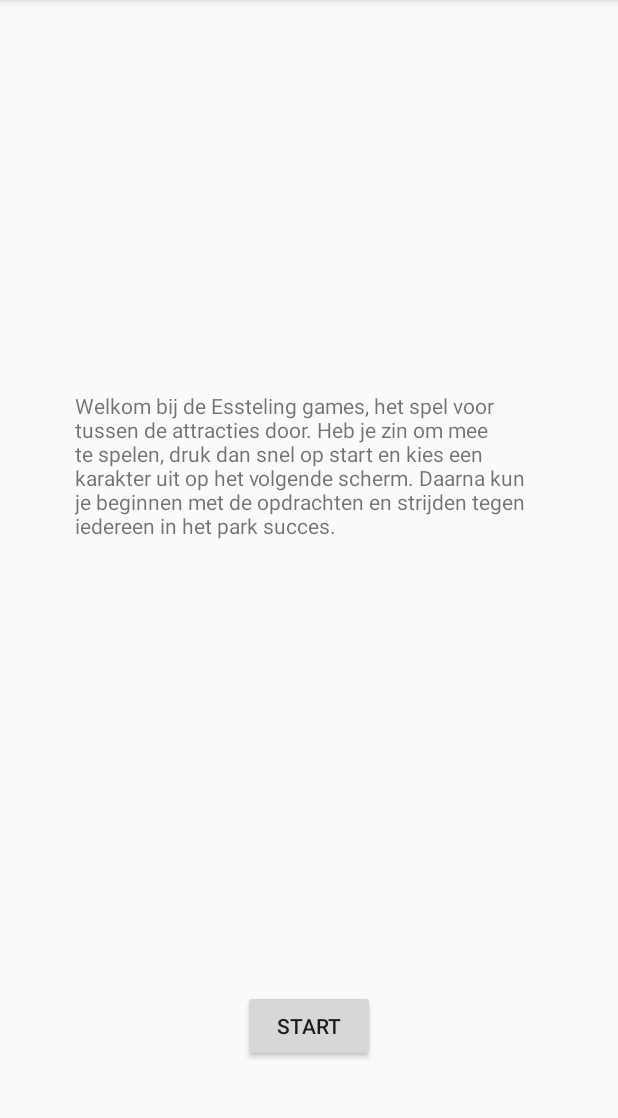
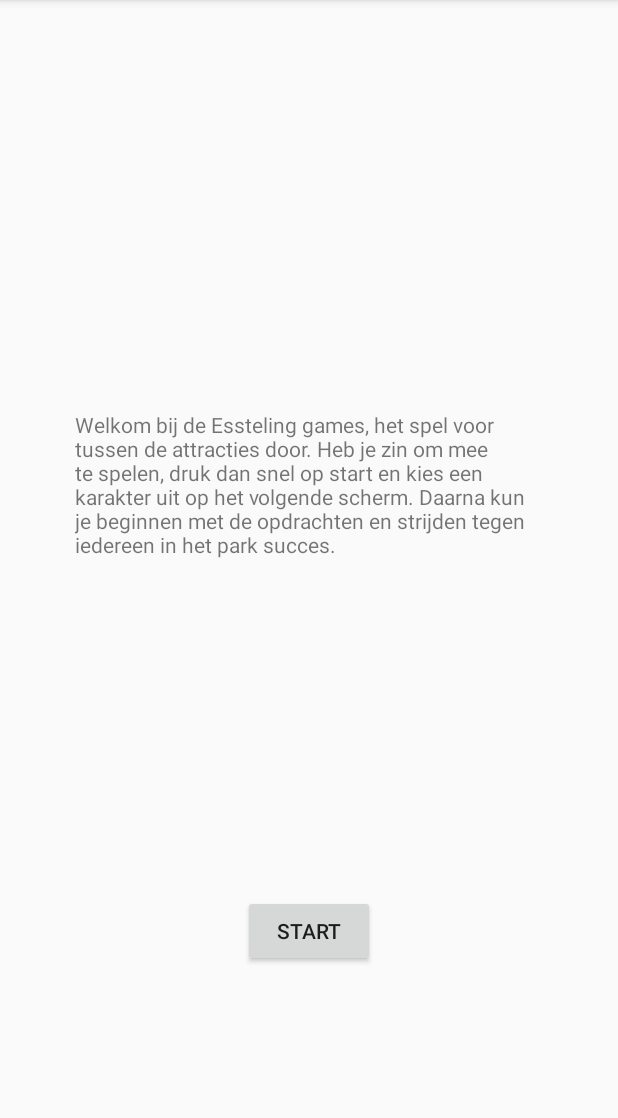
Before and after one commit to shinichihezemans/The-Esteling-games, an Android app: the screen it shows after launch (MainActivity), on a phone screen of 412 x 824 dp, the part 84-1202 px from its top. Run offline under Robolectric (Android 15) with nearby library versions, the light colour scheme and no system bars.

Commit message:
Lay-out changes

```diff
--- a/app/src/main/res/layout/activity_main.xml
+++ b/app/src/main/res/layout/activity_main.xml
@@ -11,7 +11,7 @@
         android:layout_width="0dp"
         android:layout_height="wrap_content"
         android:layout_marginStart="50dp"
-        android:layout_marginTop="300dp"
+        android:layout_marginTop="250dp"
         android:layout_marginEnd="50dp"
         android:text="@string/StartSchermText"
         app:layout_constraintBottom_toTopOf="@+id/startButton"
@@ -24,7 +24,7 @@
         android:layout_width="wrap_content"
         android:layout_height="wrap_content"
         android:layout_marginStart="150dp"
-        android:layout_marginTop="300dp"
+        android:layout_marginTop="200dp"
         android:layout_marginEnd="150dp"
         android:layout_marginBottom="100dp"
         android:text="@string/StartButton"
```
